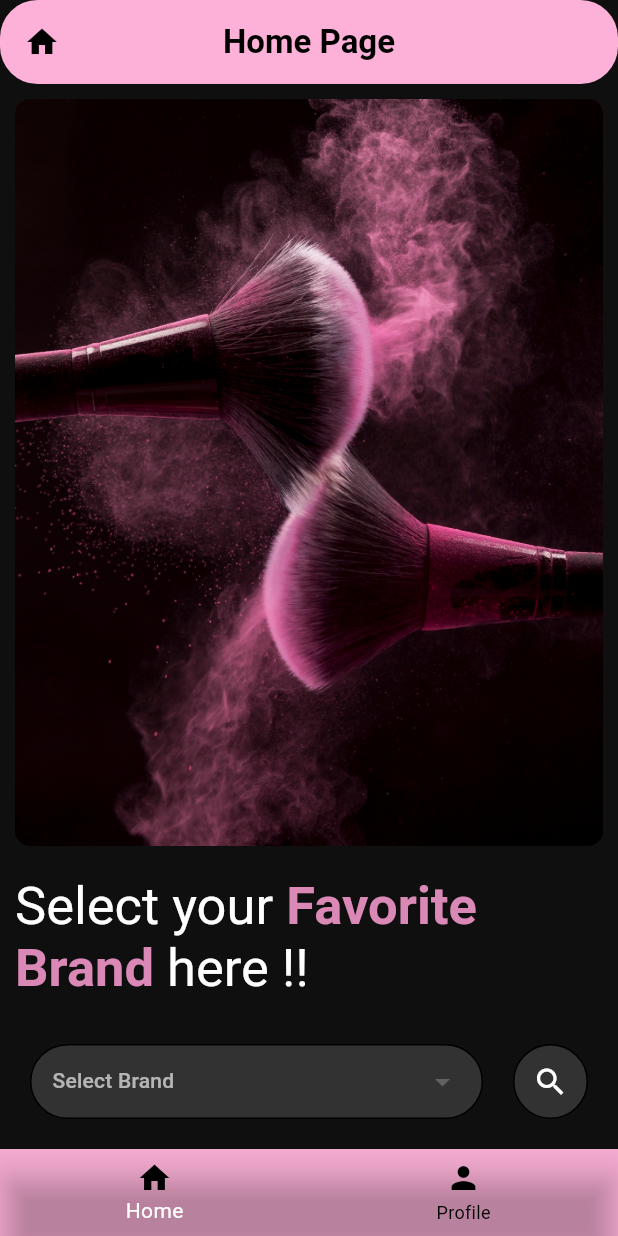
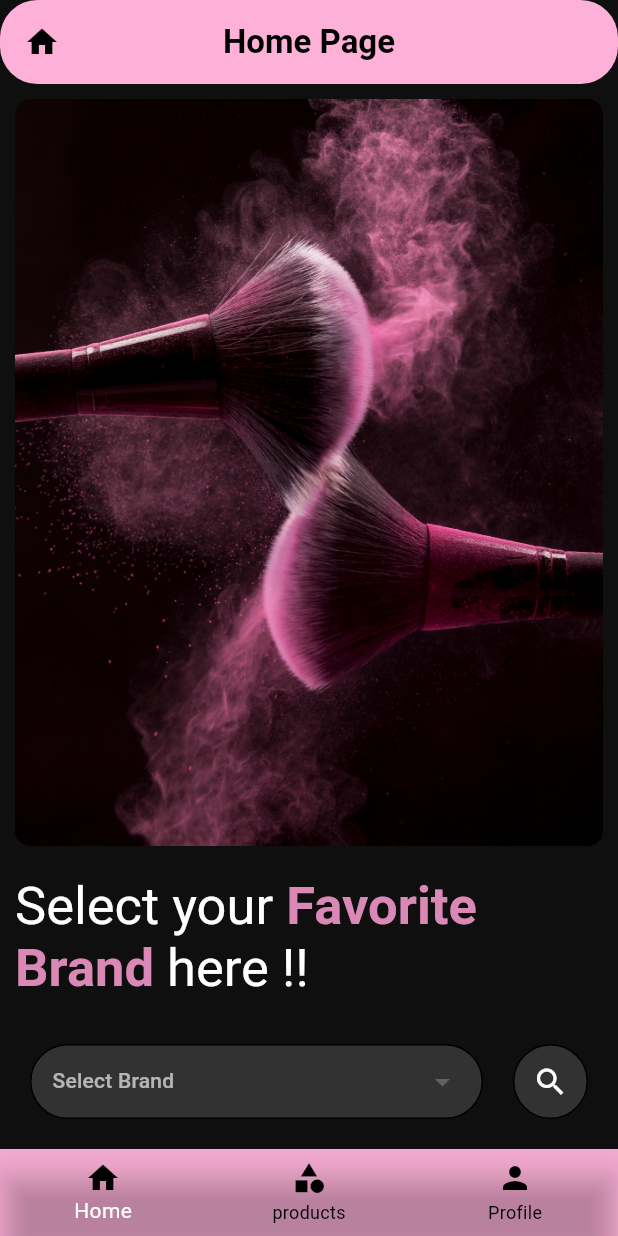
Before and after one commit to Moinuddin9777/storefront_dev, a Flutter app: the screen it shows once a user with an empty profile is signed in, on a phone screen of 412 x 824 dp. Run offline on Flutter 3.47's test engine with Material 3 defaults, Android fonts, the phone set to English and light mode, and no system bars; drawn by our look-alikes of dropdown_button2; our stand-ins replace dio, firebase_auth, firebase_core, get; accounts and stored records are empty.

Commit message:
updated categorey icon for products screen

```diff
--- a/mobile/storefront/lib/bottom_bar/controller/bottom_navigation_controller.dart
+++ b/mobile/storefront/lib/bottom_bar/controller/bottom_navigation_controller.dart
@@ -8,6 +8,7 @@
 
   final screens = [
     const HomePage(),
+    // productScreen(),
     const LogoutButton(),
   ];
 
--- a/mobile/storefront/lib/bottom_bar/view/home.dart
+++ b/mobile/storefront/lib/bottom_bar/view/home.dart
@@ -32,6 +32,10 @@ class Home extends StatelessWidget {
                 label: 'Home',
               ),
               BottomNavigationBarItem(
+                icon: Icon(Icons.category, color: Colors.black),
+                label: 'products',
+              ),
+              BottomNavigationBarItem(
                 icon: Icon(Icons.person, color: Colors.black),
                 label: 'Profile',
               ),
```
